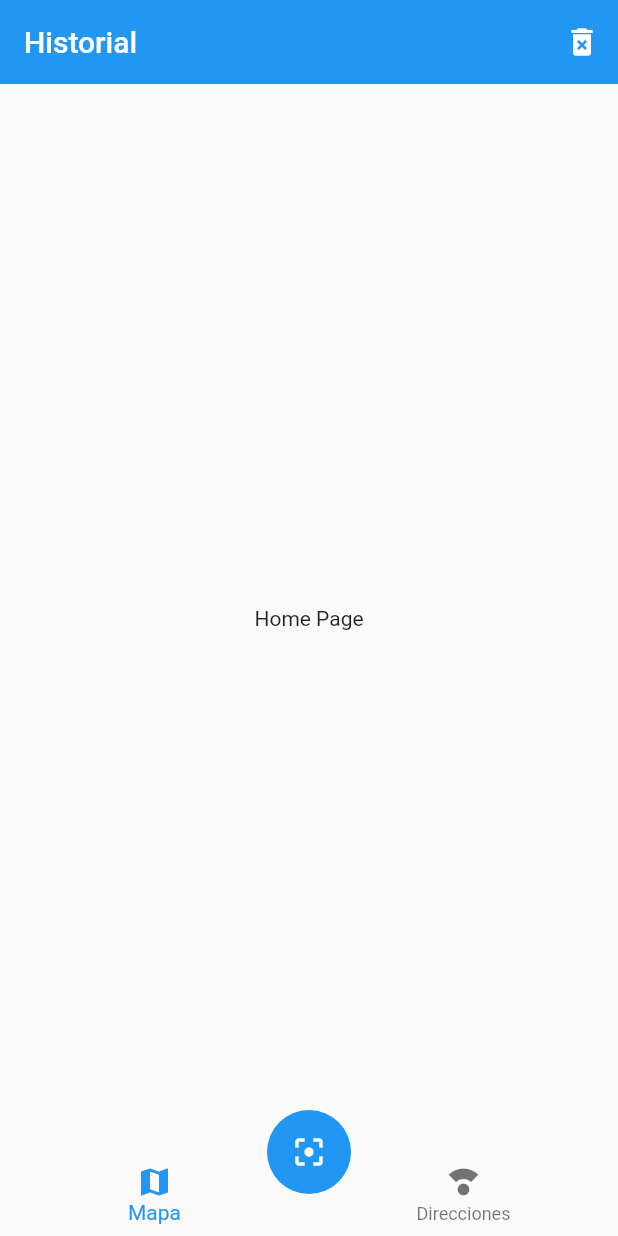
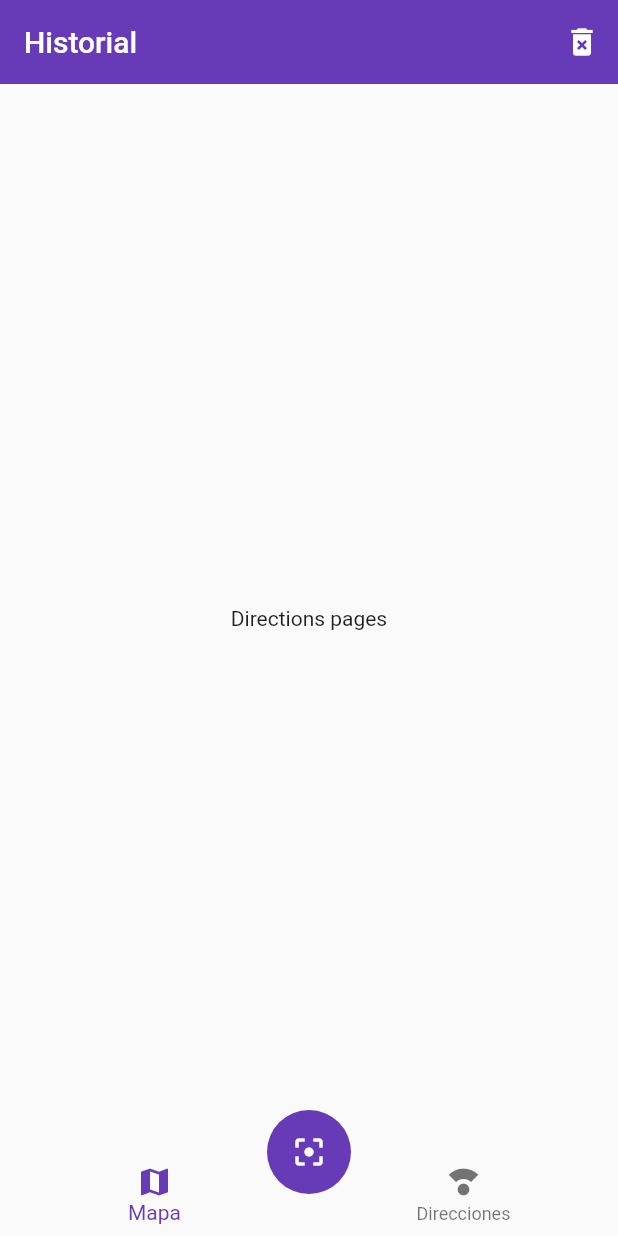
Before and after one commit to dansolodev/qr_reader_app, a Flutter app: the screen it shows after launch, on a phone screen of 412 x 824 dp. Run offline on Flutter 3.47's test engine with Material 2 defaults, Android fonts, the phone set to English and light mode, and no system bars.

```diff
--- a/lib/main.dart
+++ b/lib/main.dart
@@ -15,6 +15,13 @@ class MyApp extends StatelessWidget {
         'home': (_) => const HomePage(),
         'map': (_) => const MapPage(),
       },
+      theme: ThemeData(
+        colorScheme:
+            const ColorScheme.light().copyWith(primary: Colors.deepPurple),
+        floatingActionButtonTheme: const FloatingActionButtonThemeData(
+          backgroundColor: Colors.deepPurple,
+        ),
+      ),
     );
   }
 }
--- /dev/null
+++ b/lib/src/pages/directions_page.dart
@@ -0,0 +1,12 @@
+import 'package:flutter/material.dart';
+
+class DirectionsPage extends StatelessWidget {
+  const DirectionsPage({Key? key}) : super(key: key);
+
+  @override
+  Widget build(BuildContext context) {
+    return const Center(
+      child: Text('Directions pages'),
+    );
+  }
+}
--- a/lib/src/pages/home_page.dart
+++ b/lib/src/pages/home_page.dart
@@ -1,4 +1,6 @@
 import 'package:flutter/material.dart';
+import 'package:qr_reader_app/src/pages/directions_page.dart';
+import 'package:qr_reader_app/src/pages/maps_page.dart';
 import 'package:qr_reader_app/src/widgets/custom_navigator_bar.dart';
 import 'package:qr_reader_app/src/widgets/scan_fab.dart';
 
@@ -18,12 +20,27 @@ class HomePage extends StatelessWidget {
           )
         ],
       ),
-      body: const Center(
-        child: Text('Home Page'),
-      ),
+      body: _HomePageBody(),
       bottomNavigationBar: const CustomNavigationBar(),
       floatingActionButton: const ScanButton(),
       floatingActionButtonLocation: FloatingActionButtonLocation.centerDocked,
     );
   }
 }
+
+class _HomePageBody extends StatelessWidget {
+  const _HomePageBody({Key? key}) : super(key: key);
+
+  @override
+  Widget build(BuildContext context) {
+    final currentIndex = 1;
+    switch (currentIndex) {
+      case 0:
+        return MapsPage();
+      case 1:
+        return DirectionsPage();
+      default:
+        return MapsPage();
+    }
+  }
+}
--- /dev/null
+++ b/lib/src/pages/maps_page.dart
@@ -0,0 +1,12 @@
+import 'package:flutter/material.dart';
+
+class MapsPage extends StatelessWidget {
+  const MapsPage({Key? key}) : super(key: key);
+
+  @override
+  Widget build(BuildContext context) {
+    return const Center(
+      child: Text('Mapas pages'),
+    );
+  }
+}
--- a/lib/src/widgets/custom_navigator_bar.dart
+++ b/lib/src/widgets/custom_navigator_bar.dart
@@ -5,7 +5,9 @@ class CustomNavigationBar extends StatelessWidget {
 
   @override
   Widget build(BuildContext context) {
+    final currentIndex = 0;
     return BottomNavigationBar(
+      currentIndex: currentIndex,
       elevation: 0,
       items: const [
         BottomNavigationBarItem(
--- a/lib/src/widgets/scan_fab.dart
+++ b/lib/src/widgets/scan_fab.dart
@@ -7,7 +7,10 @@ class ScanButton extends StatelessWidget {
   Widget build(BuildContext context) {
     return FloatingActionButton(
       elevation: 0,
-      child: const Icon(Icons.filter_center_focus),
+      child: const Icon(
+        Icons.filter_center_focus,
+        color: Colors.white,
+      ),
       onPressed: () {},
     );
   }
```
